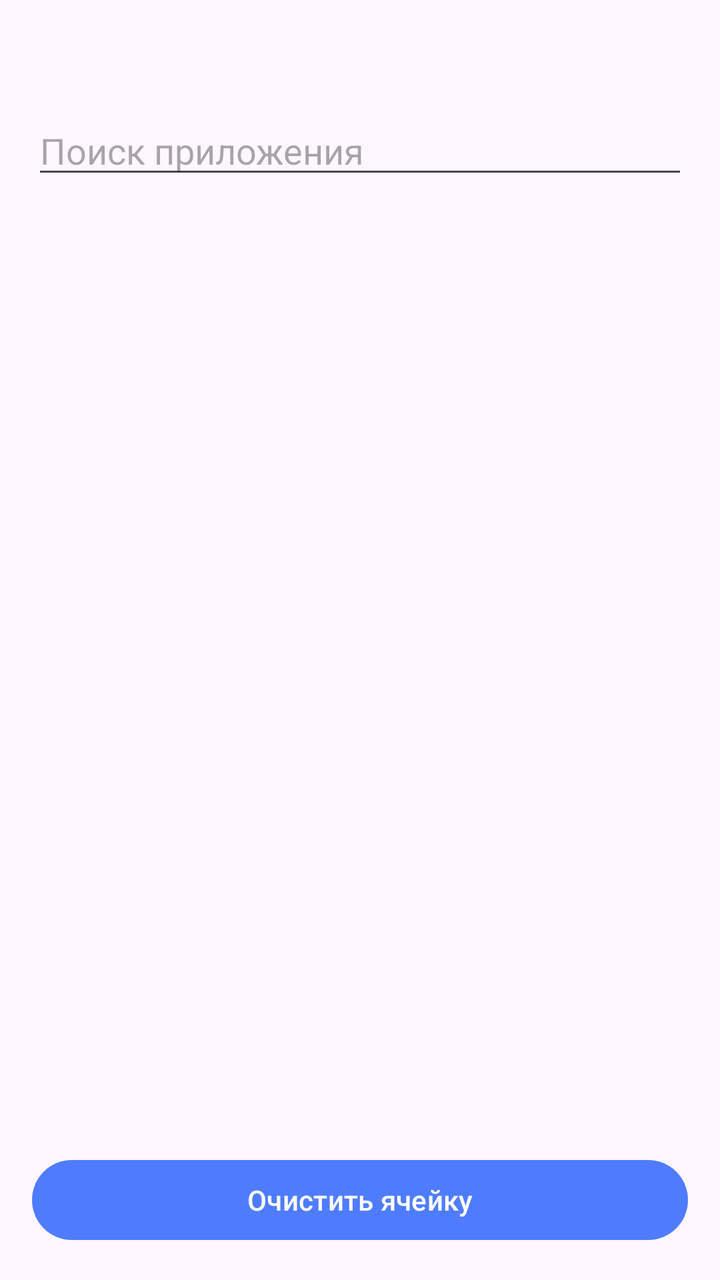
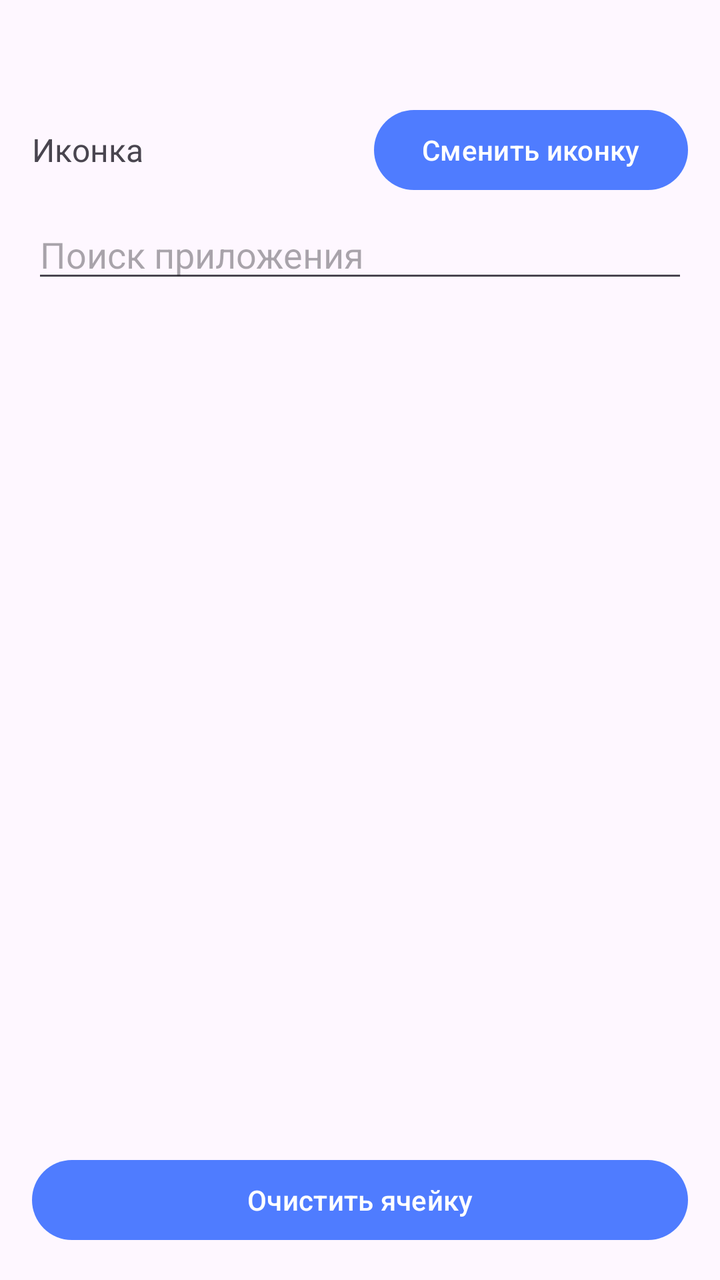

The first picture is an Android layout as it rendered before a commit; the second is the same layout after the commit. The layout source and the unified diff follow.
<!-- AndroidManifest.xml: application theme Theme.WidgetPlus -->
<!-- res/layout/activity_cell_editor.xml -->
<?xml version="1.0" encoding="utf-8"?>
<LinearLayout xmlns:android="http://schemas.android.com/apk/res/android"
    android:layout_width="match_parent"
    android:layout_height="match_parent"
    android:orientation="vertical"
    android:padding="16dp">

    <TextView
        android:id="@+id/tvCellTitle"
        android:layout_width="match_parent"
        android:layout_height="wrap_content"
        android:textSize="20sp"
        android:textStyle="bold" />

    <EditText
        android:id="@+id/etSearch"
        android:layout_width="match_parent"
        android:layout_height="wrap_content"
        android:layout_marginTop="10dp"
        android:hint="@string/search_app"
        android:inputType="text"
        android:maxLines="1" />

    <androidx.recyclerview.widget.RecyclerView
        android:id="@+id/rvApps"
        android:layout_width="match_parent"
        android:layout_height="0dp"
        android:layout_marginTop="8dp"
        android:layout_weight="1" />

    <Button
        android:id="@+id/btnClearCell"
        android:layout_width="match_parent"
        android:layout_height="wrap_content"
        android:text="@string/cell_clear" />

</LinearLayout>
<!-- resources referenced by this layout -->
<resources>
  <string name="cell_clear">Очистить ячейку</string>
  <string name="search_app">Поиск приложения</string>
  <style name="Theme.WidgetPlus" parent="Theme.Material3.DayNight">
          <item name="colorPrimary">@color/brand</item>
          <item name="colorOnPrimary">#FFFFFFFF</item>
      </style>
  <color name="brand">#FF4F7CFF</color>
</resources>

<!-- the commit's change to res/layout/activity_cell_editor.xml (unified diff, before → after) -->
@@ -12,11 +12,32 @@
         android:textSize="20sp"
         android:textStyle="bold" />
 
+    <LinearLayout
+        android:layout_width="match_parent"
+        android:layout_height="wrap_content"
+        android:layout_marginTop="8dp"
+        android:gravity="center_vertical"
+        android:orientation="horizontal">
+
+        <TextView
+            android:layout_width="0dp"
+            android:layout_height="wrap_content"
+            android:layout_weight="1"
+            android:text="@string/icon_current"
+            android:textSize="16sp" />
+
+        <Button
+            android:id="@+id/btnPickIcon"
+            android:layout_width="wrap_content"
+            android:layout_height="wrap_content"
+            android:text="@string/icon_change" />
+    </LinearLayout>
+
     <EditText
         android:id="@+id/etSearch"
         android:layout_width="match_parent"
         android:layout_height="wrap_content"
-        android:layout_marginTop="10dp"
+        android:layout_marginTop="6dp"
         android:hint="@string/search_app"
         android:inputType="text"
         android:maxLines="1" />
<!-- resource entries referenced after the edit -->
@@ -1,6 +1,8 @@
 <!-- resources referenced by this layout -->
 <resources>
   <string name="cell_clear">Очистить ячейку</string>
+  <string name="icon_change">Сменить иконку</string>
+  <string name="icon_current">Иконка</string>
   <string name="search_app">Поиск приложения</string>
   <style name="Theme.WidgetPlus" parent="Theme.Material3.DayNight">
           <item name="colorPrimary">@color/brand</item>
